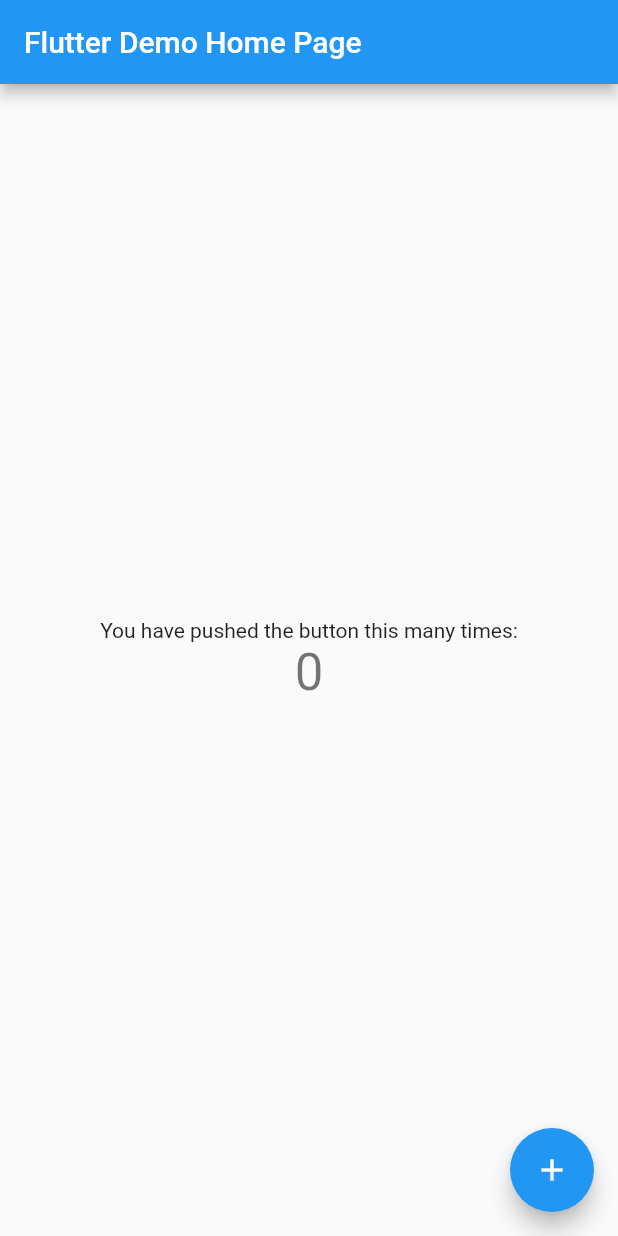
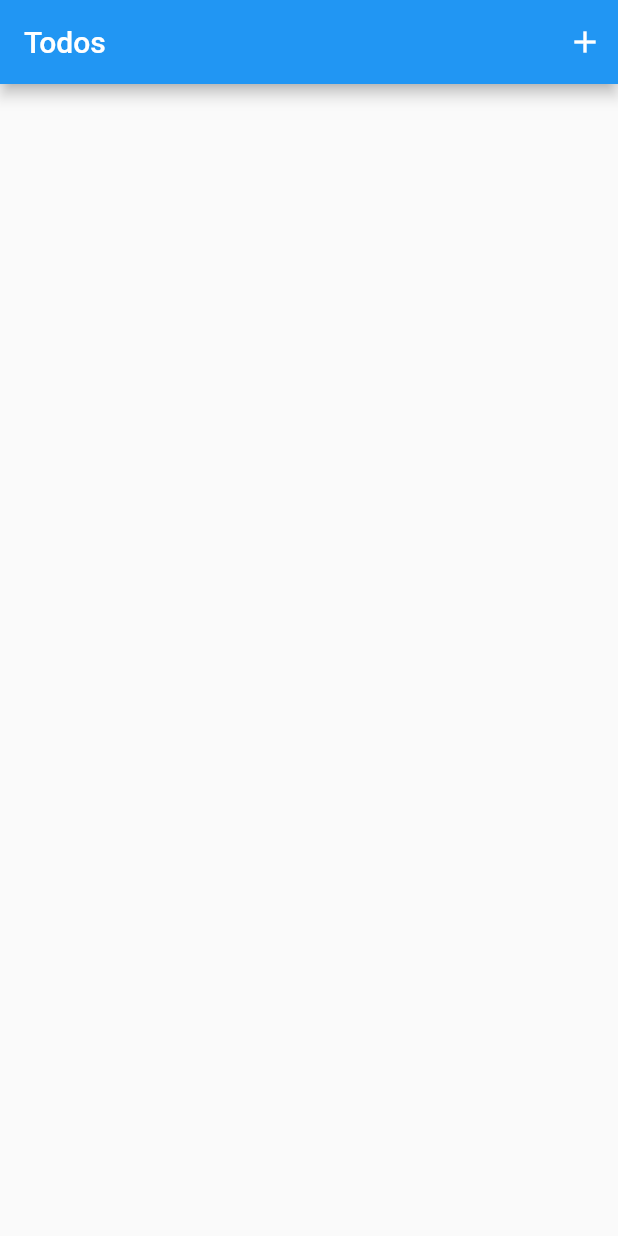
Before and after one commit to dirtycreep/flutter_second_app, a Flutter app: the screen it shows after launch, on a phone screen of 412 x 824 dp. Run offline on Flutter 3.47's test engine with Material 2 defaults, Android fonts, the phone set to English and light mode, and no system bars; our stand-ins replace bloc, flutter_bloc; network calls fail.

Commit message:
added json(maybe is not working )

```diff
--- /dev/null
+++ b/lib/constants/strings.dart
@@ -0,0 +1,2 @@
+const ADD_TODO_ROUTE = "/add_todo";
+const EDIT_TODO_ROUTE = "/edit_todo";
--- /dev/null
+++ b/lib/cubit/todos_cubit.dart
@@ -0,0 +1,47 @@
+import 'dart:async';
+
+import 'package:bloc/bloc.dart';
+import 'package:flutter_second_app/data/models/todo.dart';
+import 'package:flutter_second_app/data/repository.dart';
+import 'package:meta/meta.dart';
+
+part 'todos_state.dart';
+
+
+
+
+
+class TodosCubit extends Cubit<TodosState> {
+
+  final Repository repository;
+
+  TodosCubit({this.repository}) : super(TodosInitial());
+
+  void fetchTodos() {
+
+    Timer(Duration(seconds: 3), (){
+      repository.fetchTodos().then((todos){
+        emit(TodosLoaded(todos: todos));
+
+      });
+    });
+
+
+  }
+
+  void changeCompletion(Todo todo) {
+    repository.changeCompletion(!todo.isCompleted,todo.id).then((isChanged){
+      if (isChanged){
+        todo.isCompleted = !todo.isCompleted;
+        updateTodoList();
+      }
+    });
+  }
+
+  void updateTodoList() {
+    final currentState = state;
+    if (currentState is TodosLoaded)
+    emit(TodosLoaded(todos: currentState.todos));
+  }
+
+}
--- /dev/null
+++ b/lib/cubit/todos_state.dart
@@ -0,0 +1,13 @@
+part of 'todos_cubit.dart';
+
+@immutable
+abstract class TodosState {}
+
+class TodosInitial extends TodosState {}
+class TodosLoaded extends TodosState{
+
+  final List<Todo> todos;
+
+  TodosLoaded({this.todos});
+
+}
--- /dev/null
+++ b/lib/data/models/todo.dart
@@ -0,0 +1,11 @@
+class Todo{
+  String todoMessage;
+  bool isCompleted;
+  int id;
+
+  Todo.fromJson(Map json):
+      todoMessage = json["todo"] ,
+      isCompleted = json["isCompleted"]== "true",
+      id = json["id"] as int ;
+
+}
--- /dev/null
+++ b/lib/data/network_service.dart
@@ -0,0 +1,32 @@
+import 'dart:convert';
+
+import 'package:http/http.dart';
+
+class NetworkService{
+
+  final baseUrl = "http://192.168.0.52:3000";
+  Future<List<dynamic>> fetchTodos() async{
+    try {
+      final response = await get(Uri.parse(baseUrl + "/todos"));
+      print (response.body);
+      return jsonDecode(response.body) as List;
+    } catch(e){
+      print(e);
+      return [];
+    }
+
+  }
+
+  Future<bool> patchTodo(Map<String, String> patchObj, int id) async {
+    try{
+
+      await patch(Uri.parse(baseUrl + "/todos/$id"), body: patchObj);
+      return true;
+
+    }catch(e){
+      return false;
+    }
+
+  }
+
+}
--- /dev/null
+++ b/lib/data/repository.dart
@@ -0,0 +1,22 @@
+import 'package:flutter_second_app/data/models/todo.dart';
+import 'package:flutter_second_app/data/network_service.dart';
+
+class Repository{
+
+  final NetworkService networkService;
+
+  Repository({this.networkService});
+
+  Future<List<Todo>> fetchTodos() async {
+    final todosRaw = await networkService.fetchTodos();
+    return todosRaw.map((e) => Todo.fromJson(e)).toList();
+
+  }
+
+  Future<bool> changeCompletion(bool isCompleted, int id) async {
+    final patchObj = {"isCompleted" : isCompleted.toString()};
+    return await networkService.patchTodo(patchObj,id);
+
+  }
+
+}
--- /dev/null
+++ b/lib/db.json
@@ -0,0 +1,9 @@
+{
+  "todos": [
+    {
+      "todo": "Get milk from the cow shop",
+      "isCompleted": "true",
+      "id": 1
+    }
+  ]
+}
--- a/lib/main.dart
+++ b/lib/main.dart
@@ -1,113 +1,26 @@
 import 'package:flutter/material.dart';
+import 'package:flutter_second_app/presentation/router.dart';
+import 'package:flutter_second_app/presentation/screens/todos_screen.dart';
 
 void main() {
-  runApp(MyApp());
+  runApp(MyApp(
+      router: AppRouter(),
+  ));
+
 }
 
 class MyApp extends StatelessWidget {
-  // This widget is the root of your application.
+
+  final AppRouter router;
+
+  const MyApp({Key key, this.router}) : super(key: key);
+
   @override
   Widget build(BuildContext context) {
     return MaterialApp(
-      title: 'Flutter Demo',
-      theme: ThemeData(
-        // This is the theme of your application.
-        //
-        // Try running your application with "flutter run". You'll see the
-        // application has a blue toolbar. Then, without quitting the app, try
-        // changing the primarySwatch below to Colors.green and then invoke
-        // "hot reload" (press "r" in the console where you ran "flutter run",
-        // or simply save your changes to "hot reload" in a Flutter IDE).
-        // Notice that the counter didn't reset back to zero; the application
-        // is not restarted.
-        primarySwatch: Colors.blue,
-      ),
-      home: MyHomePage(title: 'Flutter Demo Home Page'),
+      debugShowCheckedModeBanner: false,
+
+      onGenerateRoute: router.generateRoute,
     );
   }
 }
-
-class MyHomePage extends StatefulWidget {
-  MyHomePage({Key key, this.title}) : super(key: key);
-
-  // This widget is the home page of your application. It is stateful, meaning
-  // that it has a State object (defined below) that contains fields that affect
-  // how it looks.
-
-  // This class is the configuration for the state. It holds the values (in this
-  // case the title) provided by the parent (in this case the App widget) and
-  // used by the build method of the State. Fields in a Widget subclass are
-  // always marked "final".
-
-  final String title;
-
-  @override
-  _MyHomePageState createState() => _MyHomePageState();
-}
-
-class _MyHomePageState extends State<MyHomePage> {
-  int _counter = 0;
-
-  void _incrementCounter() {
-    setState(() {
-      // This call to setState tells the Flutter framework that something has
-      // changed in this State, which causes it to rerun the build method below
-      // so that the display can reflect the updated values. If we changed
-      // _counter without calling setState(), then the build method would not be
-      // called again, and so nothing would appear to happen.
-      _counter++;
-    });
-  }
-
-  @override
-  Widget build(BuildContext context) {
-    // This method is rerun every time setState is called, for instance as done
-    // by the _incrementCounter method above.
-    //
-    // The Flutter framework has been optimized to make rerunning build methods
-    // fast, so that you can just rebuild anything that needs updating rather
-    // than having to individually change instances of widgets.
-    return Scaffold(
-      appBar: AppBar(
-        // Here we take the value from the MyHomePage object that was created by
-        // the App.build method, and use it to set our appbar title.
-        title: Text(widget.title),
-      ),
-      body: Center(
-        // Center is a layout widget. It takes a single child and positions it
-        // in the middle of the parent.
-        child: Column(
-          // Column is also a layout widget. It takes a list of children and
-          // arranges them vertically. By default, it sizes itself to fit its
-          // children horizontally, and tries to be as tall as its parent.
-          //
-          // Invoke "debug painting" (press "p" in the console, choose the
-          // "Toggle Debug Paint" action from the Flutter Inspector in Android
-          // Studio, or the "Toggle Debug Paint" command in Visual Studio Code)
-          // to see the wireframe for each widget.
-          //
-          // Column has various properties to control how it sizes itself and
-          // how it positions its children. Here we use mainAxisAlignment to
-          // center the children vertically; the main axis here is the vertical
-          // axis because Columns are vertical (the cross axis would be
-          // horizontal).
-          mainAxisAlignment: MainAxisAlignment.center,
-          children: <Widget>[
-            Text(
-              'You have pushed the button this many times:',
-            ),
-            Text(
-              '$_counter',
-              style: Theme.of(context).textTheme.headline4,
-            ),
-          ],
-        ),
-      ),
-      floatingActionButton: FloatingActionButton(
-        onPressed: _incrementCounter,
-        tooltip: 'Increment',
-        child: Icon(Icons.add),
-      ), // This trailing comma makes auto-formatting nicer for build methods.
-    );
-  }
-}
--- /dev/null
+++ b/lib/presentation/router.dart
@@ -0,0 +1,37 @@
+import 'package:flutter/cupertino.dart';
+import 'package:flutter/material.dart';
+import 'package:flutter_bloc/flutter_bloc.dart';
+import 'package:flutter_second_app/constants/strings.dart';
+import 'package:flutter_second_app/cubit/todos_cubit.dart';
+import 'package:flutter_second_app/data/network_service.dart';
+import 'package:flutter_second_app/data/repository.dart';
+import 'package:flutter_second_app/presentation/screens/add_todo_screen.dart';
+import 'package:flutter_second_app/presentation/screens/edit_todo_screen.dart';
+import 'package:flutter_second_app/presentation/screens/todos_screen.dart';
+
+class AppRouter {
+
+  Repository repository;
+
+  AppRouter(){
+    repository = Repository(networkService: NetworkService());
+  }
+
+  Route generateRoute(RouteSettings settings) {
+    switch (settings.name) {
+      case "/":
+        return MaterialPageRoute(
+            builder: (_) => BlocProvider(
+                create: (BuildContext context) => TodosCubit(repository: repository),
+                child: TodosScreen()
+            )
+        );
+      case EDIT_TODO_ROUTE:
+        return MaterialPageRoute(builder: (_) => EditTodoScreen());
+      case ADD_TODO_ROUTE:
+        return MaterialPageRoute(builder: (_) => AddTodoScreen());
+      default:
+        return null;
+    }
+  }
+}
--- /dev/null
+++ b/lib/presentation/screens/todos_screen.dart
@@ -0,0 +1,97 @@
+import 'package:flutter/material.dart';
+import 'package:flutter_bloc/flutter_bloc.dart';
+import 'package:flutter_second_app/constants/strings.dart';
+import 'package:flutter_second_app/cubit/todos_cubit.dart';
+import 'package:flutter_second_app/data/models/todo.dart';
+
+
+class TodosScreen extends StatelessWidget {
+  @override
+  Widget build(BuildContext context) {
+    BlocProvider.of<TodosCubit>(context).fetchTodos();
+
+    return Scaffold(
+        appBar: AppBar(
+          title: Text("Todos"),
+          actions: [
+            InkWell(
+              onTap: () => Navigator.pushNamed(context, ADD_TODO_ROUTE),
+              child: Padding(
+                padding: const EdgeInsets.all(10.0),
+                child: Icon(Icons.add),
+              ),
+            )
+          ],
+        ),
+        body: BlocBuilder<TodosCubit, TodosState>(
+          builder: (context, state) {
+            if(!(state is TodosLoaded))
+              return Center(child: CircularProgressIndicator());
+
+
+            final todos = (state as TodosLoaded).todos;
+
+
+
+            return SingleChildScrollView(
+              child: Column(
+                children: todos.map((e) => _todo(e,context)).toList(),
+
+              ),
+            );
+          },
+        )
+    );
+
+
+  }
+  Widget _todo(Todo todo, context) {
+    return Dismissible(
+        key: Key("${todo.id}"),
+        child:_todoTile(todo, context),
+        confirmDismiss: (_) async {
+          BlocProvider.of<TodosCubit>(context).changeCompletion(todo);
+          return false;
+        },
+
+        background: Container(color: Colors.indigo,),
+    );
+  }
+
+  Widget _todoTile(Todo todo, context){
+    return Container(
+      width: MediaQuery.of(context).size.width,
+      padding: EdgeInsets.symmetric(horizontal: 15.0, vertical: 20.0),
+      decoration: BoxDecoration(
+          color: Colors.white,
+          border: Border(
+              bottom: BorderSide(color: Colors.green[200])
+          )
+      ),
+      child: Row(
+        mainAxisAlignment: MainAxisAlignment.spaceBetween,
+        children: [
+          Text(todo.todoMessage),
+          _completionIndicator(todo)
+        ],
+      ),
+    );
+  }
+
+
+
+
+  Widget _completionIndicator(Todo todo){
+    return Container(
+      width: 20.0,
+      height: 20.0,
+      decoration: BoxDecoration(
+        borderRadius: BorderRadius.circular(50.0),
+        border: Border.all(
+          width: 4.0,
+          color: todo.isCompleted ? Colors.green: Colors.red
+        )
+      ),
+    );
+  }
+}
--- a/pubspec.yaml
+++ b/pubspec.yaml
@@ -28,6 +28,8 @@ dependencies:
   # The following adds the Cupertino Icons font to your application.
   # Use with the CupertinoIcons class for iOS style icons.
   cupertino_icons: ^1.0.2
+  flutter_bloc: ^7.0.0
+  http: ^0.13.1
 
 dev_dependencies:
   flutter_test:
```
Also changed, not shown: lib/presentation/screens/add_todo_screen.dart (added, +13 -0 lines), lib/presentation/screens/edit_todo_screen.dart (added, +13 -0 lines), pubspec.lock, 2 other files.
